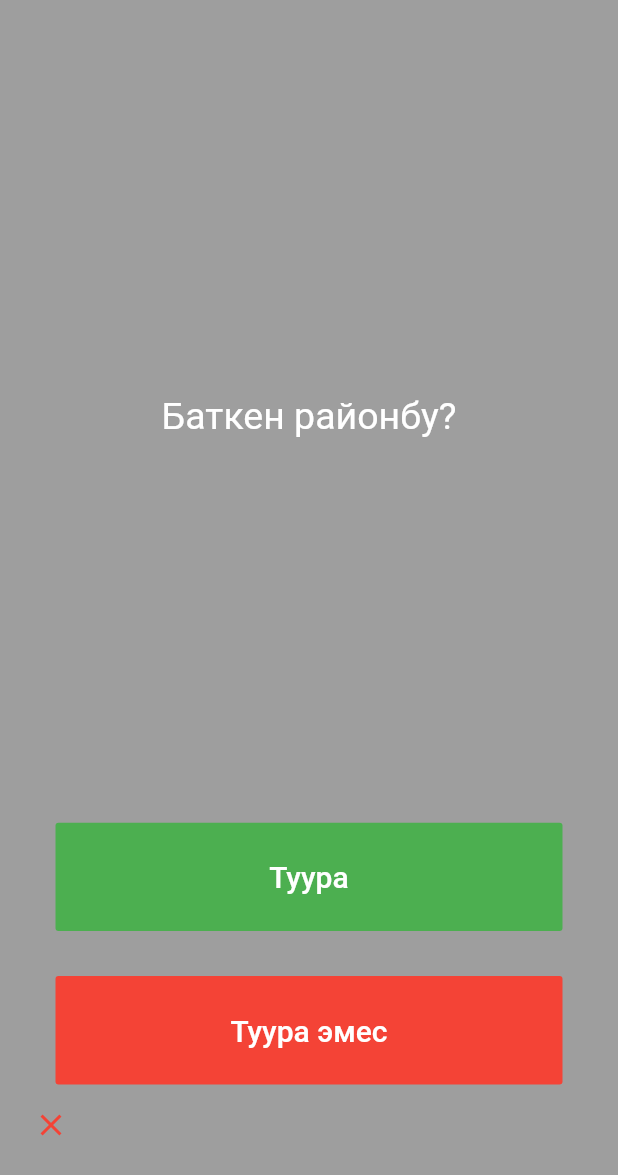
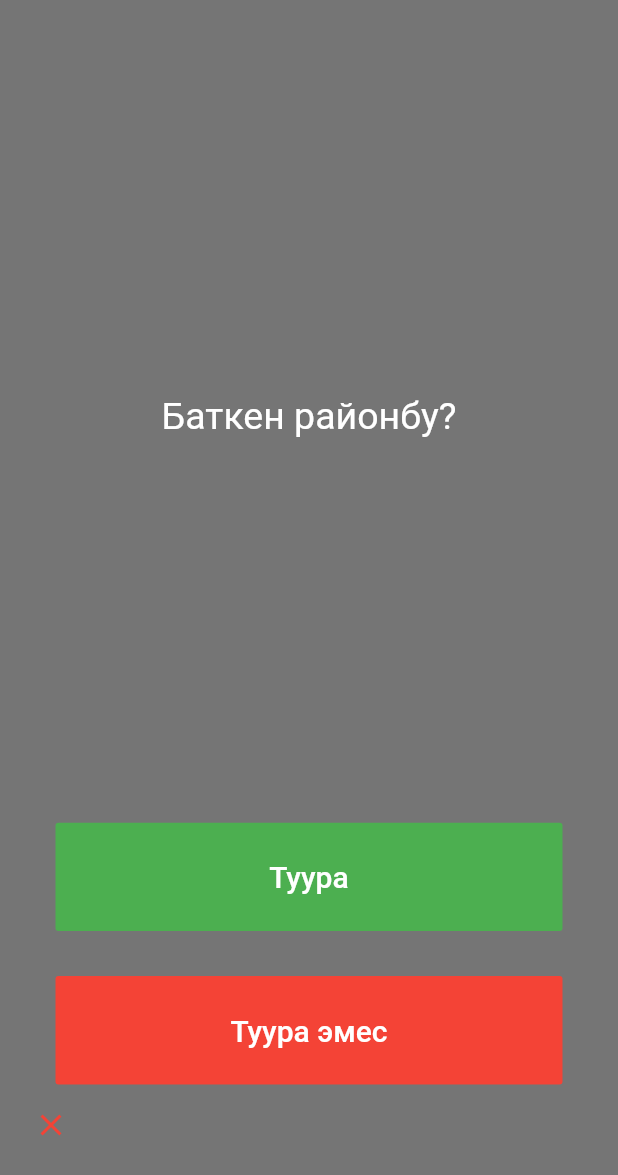
Before and after one commit to azackmatoff/kurs2_sabak6, a Flutter app: the screen it shows after launch, after a tap on "Туура", on a phone screen of 412 x 824 dp. Shown: the top 1175 px of the screen. Run offline on Flutter 3.47's test engine with Material 2 defaults, Android fonts, the phone set to English and light mode, and no system bars; our stand-ins replace get.

```diff
--- a/lib/constants/app_colors.dart
+++ b/lib/constants/app_colors.dart
@@ -1,5 +1,6 @@
 import 'package:flutter/material.dart';
 
 class AppColors {
-  static const Color scaffoldBGColor = Colors.grey;
+  static const Color scaffoldBGColor = Colors.black54;
+  static const Color white = Colors.white;
 }
--- a/lib/constants/app_text_styles.dart
+++ b/lib/constants/app_text_styles.dart
@@ -5,4 +5,9 @@ class AppTextStyles {
     fontSize: 25.0,
     color: Colors.white,
   );
+  static const TextStyle blackText42Bold = TextStyle(
+    fontSize: 42.0,
+    color: Colors.white,
+    fontWeight: FontWeight.bold,
+  );
 }
--- a/lib/main.dart
+++ b/lib/main.dart
@@ -1,5 +1,9 @@
 import 'package:flutter/material.dart';
-import 'package:kurs2_sabak6/screens/home_screen.dart';
+import 'package:get/get.dart';
+import 'package:kurs2_sabak6/modules/home/screens/home_screen.dart';
+import 'package:kurs2_sabak6/modules/tester_stateful/screens/tester_stateful_screen.dart';
+
+import 'modules/tester_stateless/screens/tester_stateless_screen.dart';
 
 void main() {
   runApp(MyApp());
@@ -8,7 +12,7 @@ void main() {
 class MyApp extends StatelessWidget {
   @override
   Widget build(BuildContext context) {
-    return MaterialApp(
+    return GetMaterialApp(
       debugShowCheckedModeBanner: false,
       title: 'Kurs2 Sabak6',
       theme: ThemeData(
--- /dev/null
+++ b/lib/modules/home/controllers/home_controller.dart
@@ -0,0 +1,32 @@
+import 'package:flutter/material.dart';
+import 'package:get/get.dart';
+
+class HomeController extends GetxController {
+  RxList<Icon> icons = <Icon>[].obs;
+
+  @override
+  void onInit() {
+    super.onInit();
+    //
+  }
+
+  // Tuura ikonka kosh
+  void addCorrectIcon() {
+    icons.add(Icon(
+      Icons.check,
+      color: Colors.green,
+    ));
+  }
+
+  // Tuura emes ikonka kosh
+  void addInCorrectIcon() {
+    icons.add(Icon(
+      Icons.close,
+      color: Colors.red,
+    ));
+  }
+
+  void resetIcons() {
+    icons.value = <Icon>[];
+  }
+}
--- a/lib/screens/home_screen.dart
+++ b/lib/modules/home/screens/home_screen.dart
@@ -1,7 +1,11 @@
 import 'package:flutter/material.dart';
+import 'package:get/get.dart';
 import 'package:kurs2_sabak6/constants/app_colors.dart';
 import 'package:kurs2_sabak6/constants/app_text_styles.dart';
+import 'package:kurs2_sabak6/modules/home/controllers/home_controller.dart';
 import 'package:kurs2_sabak6/repository/question_repo.dart';
+import 'package:kurs2_sabak6/widgets/custom_button.dart';
+import 'package:kurs2_sabak6/widgets/custom_dialog.dart';
 
 class HomeScreen extends StatefulWidget {
   const HomeScreen({Key key}) : super(key: key);
@@ -11,6 +15,8 @@ class HomeScreen extends StatefulWidget {
 }
 
 class _HomeScreenState extends State<HomeScreen> {
+  final HomeController _homeController = Get.put(HomeController());
+
   List<Icon> scoreKeeper = [];
 
   bool _isLast = false;
@@ -34,18 +40,10 @@ class _HomeScreenState extends State<HomeScreen> {
     final _finished = questionBrain.isFinished();
 
     if (_finished) {
-      showDialog<String>(
-        context: context,
-        builder: (BuildContext context) => AlertDialog(
-          title: const Text('Finished!'),
-          content: const Text('Ayagina jettin!'),
-          actions: <Widget>[
-            TextButton(
-              onPressed: () => Navigator.pop(context, 'OK'),
-              child: const Text('OK'),
-            )
-          ],
-        ),
+      CustomDialog.showCustomDialog(
+        parentContext: context,
+        title: 'Аягына чыкты',
+        content: Text('Жаңыдан башта!'),
       );
 
       questionBrain.reset();
@@ -69,23 +67,23 @@ class _HomeScreenState extends State<HomeScreen> {
       // uzun joldoru: _result == false, je bolboso _result != true
 
       if (_result) {
+        _homeController.addCorrectIcon();
         //
-        scoreKeeper.add(Icon(
-          Icons.check,
-          color: Colors.green,
-        ));
+        // scoreKeeper.add(Icon(
+        //   Icons.check,
+        //   color: Colors.green,
+        // ));
       } else {
+        _homeController.addInCorrectIcon();
         //
-        scoreKeeper.add(Icon(
-          Icons.close,
-          color: Colors.red,
-        ));
+        // scoreKeeper.add(Icon(
+        //   Icons.close,
+        //   color: Colors.red,
+        // ));
       }
       questionBrain.nextQuestion();
       setState(() {});
     }
-
-    // print('answer: $answer');
   }
 
   @override
@@ -104,8 +102,6 @@ class _HomeScreenState extends State<HomeScreen> {
                 padding: EdgeInsets.all(10.0),
                 child: Center(
                   child: Text(
-                    // quizBrain.getQuestionText(),
-                    // 'test',
                     // QuestionBrain().getQuestion(), //Versiya 1,
                     questionBrain.getQuestion(), //Versiya 2
                     textAlign: TextAlign.center,
@@ -116,47 +112,19 @@ class _HomeScreenState extends State<HomeScreen> {
             ),
             _isLast
                 ? const SizedBox.shrink()
-                : Expanded(
-                    child: Padding(
-                      padding: EdgeInsets.all(15.0),
-                      child: FlatButton(
-                        textColor: Colors.white,
-                        color: Colors.green,
-                        child: Text(
-                          'Туура',
-                          style: TextStyle(
-                            color: Colors.white,
-                            fontSize: 20.0,
-                          ),
-                        ),
-                        onPressed: () {
-                          //The user picked true.
-                          checkAnswer(true);
-                        },
-                      ),
-                    ),
+                : CustomButton(
+                    onPressed: () => checkAnswer(true),
+                    buttonText: 'Туура',
                   ),
-            Expanded(
-              child: Padding(
-                padding: EdgeInsets.all(15.0),
-                child: FlatButton(
-                  color: Colors.red,
-                  child: Text(
-                    _isLast ? 'Кайрадан башта' : 'Туура эмес',
-                    style: TextStyle(
-                      fontSize: 20.0,
-                      color: Colors.white,
-                    ),
-                  ),
-                  onPressed: () {
-                    //The user picked false.
-                    checkAnswer(false);
-                  },
-                ),
+            CustomButton(
+              onPressed: () => checkAnswer(false),
+              buttonText: _isLast ? 'Кайрадан башта' : 'Туура эмес',
+              buttonBgColor: Colors.red,
+            ),
+            Obx(
+              () => Row(
+                children: _homeController.icons,
               ),
-            ),
-            Row(
-              children: scoreKeeper,
             ),
             const SizedBox(height: 40.0),
           ],
--- a/lib/repository/question_repo.dart
+++ b/lib/repository/question_repo.dart
@@ -1,6 +1,10 @@
+import 'package:get/get.dart';
 import 'package:kurs2_sabak6/models/question_model.dart';
+import 'package:kurs2_sabak6/modules/home/controllers/home_controller.dart';
 
 class QuestionRepository {
+  final HomeController _homeController = Get.find();
+
   int index = 0;
 
   List<QuestionModel> questions = [
@@ -53,6 +57,7 @@ class QuestionRepository {
 
   void reset() {
     index = 0;
+    _homeController.resetIcons();
   }
 
   /// local, jergiluktuu
--- /dev/null
+++ b/lib/widgets/custom_button.dart
@@ -0,0 +1,35 @@
+import 'package:flutter/material.dart';
+
+class CustomButton extends StatelessWidget {
+  const CustomButton({
+    @required this.onPressed,
+    @required this.buttonText,
+    this.buttonBgColor,
+    Key key,
+  }) : super(key: key);
+
+  final VoidCallback onPressed;
+  final String buttonText;
+  final Color buttonBgColor;
+
+  @override
+  Widget build(BuildContext context) {
+    return Expanded(
+      child: Padding(
+        padding: EdgeInsets.all(15.0),
+        child: FlatButton(
+          textColor: Colors.white,
+          color: buttonBgColor ?? Colors.green,
+          child: Text(
+            buttonText,
+            style: TextStyle(
+              color: Colors.white,
+              fontSize: 20.0,
+            ),
+          ),
+          onPressed: onPressed,
+        ),
+      ),
+    );
+  }
+}
--- /dev/null
+++ b/lib/widgets/custom_dialog.dart
@@ -0,0 +1,24 @@
+import 'package:flutter/material.dart';
+
+class CustomDialog {
+  static showCustomDialog({
+    @required BuildContext parentContext,
+    @required String title,
+    Widget content,
+  }) {
+    showDialog<String>(
+      context: parentContext,
+      barrierDismissible: false,
+      builder: (BuildContext context) => AlertDialog(
+        title: Text(title),
+        content: content ?? Text('Аягына жеттик!'),
+        actions: <Widget>[
+          TextButton(
+            onPressed: () => Navigator.pop(context, 'OK'),
+            child: const Text('OK'),
+          )
+        ],
+      ),
+    );
+  }
+}
```
Also changed, not shown: lib/modules/tester_stateful/screens/tester_stateful_screen.dart (added, +63 -0 lines), lib/modules/tester_stateless/controllers/tester_stateless_controller.dart (added, +39 -0 lines), lib/modules/tester_stateless/screens/tester_stateless_screen.dart (added, +83 -0 lines), pubspec.yaml (+4 -11 lines), pubspec.lock.
